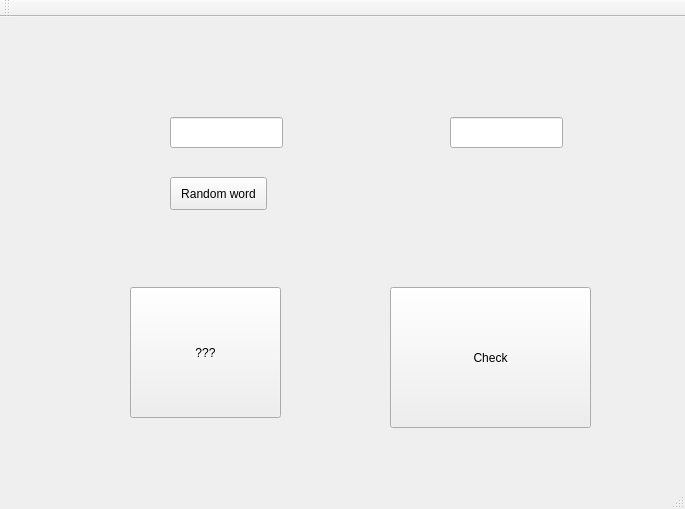
Old version of the form langapp/mainwindow.ui in the repository rafalbober/QtLanguageApp.
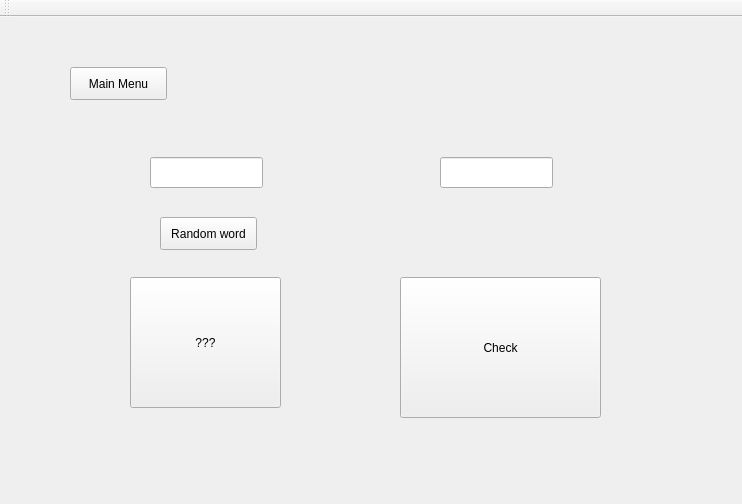
New version of the form.

Commit message: Switching Pages Added

```diff
--- a/langapp/mainwindow.ui
+++ b/langapp/mainwindow.ui
@@ -6,19 +6,64 @@
    <rect>
     <x>0</x>
     <y>0</y>
-    <width>685</width>
-    <height>509</height>
+    <width>742</width>
+    <height>504</height>
    </rect>
   </property>
   <property name="windowTitle">
    <string>MainWindow</string>
   </property>
   <widget class="QWidget" name="centralWidget">
+   <widget class="QStackedWidget" name="stackedWidget">
+    <property name="geometry">
+     <rect>
+      <x>60</x>
+      <y>50</y>
+      <width>591</width>
+      <height>381</height>
+     </rect>
+    </property>
+    <property name="styleSheet">
+     <string notr="true">font: oblique 11pt &quot;Tlwg Typo&quot;;
+</string>
+    </property>
+    <property name="currentIndex">
+     <number>1</number>
+    </property>
+    <widget class="QWidget" name="page_3">
+     <widget class="QPushButton" name="CheckWord">
+      <property name="geometry">
+       <rect>
+        <x>20</x>
+        <y>100</y>
+        <width>181</width>
+        <height>131</height>
+       </rect>
+      </property>
+      <property name="text">
+       <string>Porownywanie slow</string>
+      </property>
+     </widget>
+     <widget class="QLabel" name="label">
+      <property name="geometry">
+       <rect>
+        <x>240</x>
+        <y>40</y>
+        <width>121</width>
+        <height>51</height>
+       </rect>
+      </property>
+      <property name="text">
+       <string>wybierz gre</string>
+      </property>
+     </widget>
+    </widget>
+    <widget class="QWidget" name="page_4">
    <widget class="QPushButton" name="pbCheck">
     <property name="geometry">
      <rect>
-      <x>390</x>
-      <y>270</y>
+        <x>340</x>
+        <y>210</y>
       <width>201</width>
       <height>141</height>
      </rect>
@@ -27,11 +72,24 @@
      <string>Check</string>
     </property>
    </widget>
+     <widget class="QPushButton" name="pbAnswer">
+      <property name="geometry">
+       <rect>
+        <x>70</x>
+        <y>210</y>
+        <width>151</width>
+        <height>131</height>
+       </rect>
+      </property>
+      <property name="text">
+       <string>???</string>
+      </property>
+     </widget>
    <widget class="QPushButton" name="pbRandom">
     <property name="geometry">
      <rect>
-      <x>170</x>
-      <y>160</y>
+        <x>100</x>
+        <y>150</y>
       <width>97</width>
       <height>33</height>
      </rect>
@@ -43,8 +101,8 @@
    <widget class="QLineEdit" name="text1">
     <property name="geometry">
      <rect>
-      <x>170</x>
-      <y>100</y>
+        <x>90</x>
+        <y>90</y>
       <width>113</width>
       <height>31</height>
      </rect>
@@ -53,36 +111,28 @@
    <widget class="QLineEdit" name="text2">
     <property name="geometry">
      <rect>
-      <x>450</x>
-      <y>100</y>
+        <x>380</x>
+        <y>90</y>
       <width>113</width>
       <height>31</height>
      </rect>
     </property>
    </widget>
-   <widget class="QPushButton" name="pbAnswer">
+     <widget class="QPushButton" name="MainMenu">
     <property name="geometry">
      <rect>
-      <x>130</x>
-      <y>270</y>
-      <width>151</width>
-      <height>131</height>
-     </rect>
-    </property>
-    <property name="text">
-     <string>???</string>
-    </property>
-   </widget>
-  </widget>
-  <widget class="QMenuBar" name="menuBar">
-   <property name="geometry">
-    <rect>
-     <x>0</x>
+        <x>10</x>
      <y>0</y>
-     <width>685</width>
-     <height>29</height>
-    </rect>
-   </property>
+        <width>97</width>
+        <height>33</height>
+       </rect>
+      </property>
+      <property name="text">
+       <string>Main Menu</string>
+      </property>
+     </widget>
+    </widget>
+   </widget>
   </widget>
   <widget class="QToolBar" name="mainToolBar">
    <attribute name="toolBarArea">
@@ -92,7 +142,16 @@
     <bool>false</bool>
    </attribute>
   </widget>
-  <widget class="QStatusBar" name="statusBar"/>
+  <widget class="QMenuBar" name="menuBar">
+   <property name="geometry">
+    <rect>
+     <x>0</x>
+     <y>0</y>
+     <width>742</width>
+     <height>29</height>
+    </rect>
+   </property>
+  </widget>
  </widget>
  <layoutdefault spacing="6" margin="11"/>
  <resources/>
```
Lines whose indentation alone changed are shown as unchanged. The commit also changes 2 other files.
